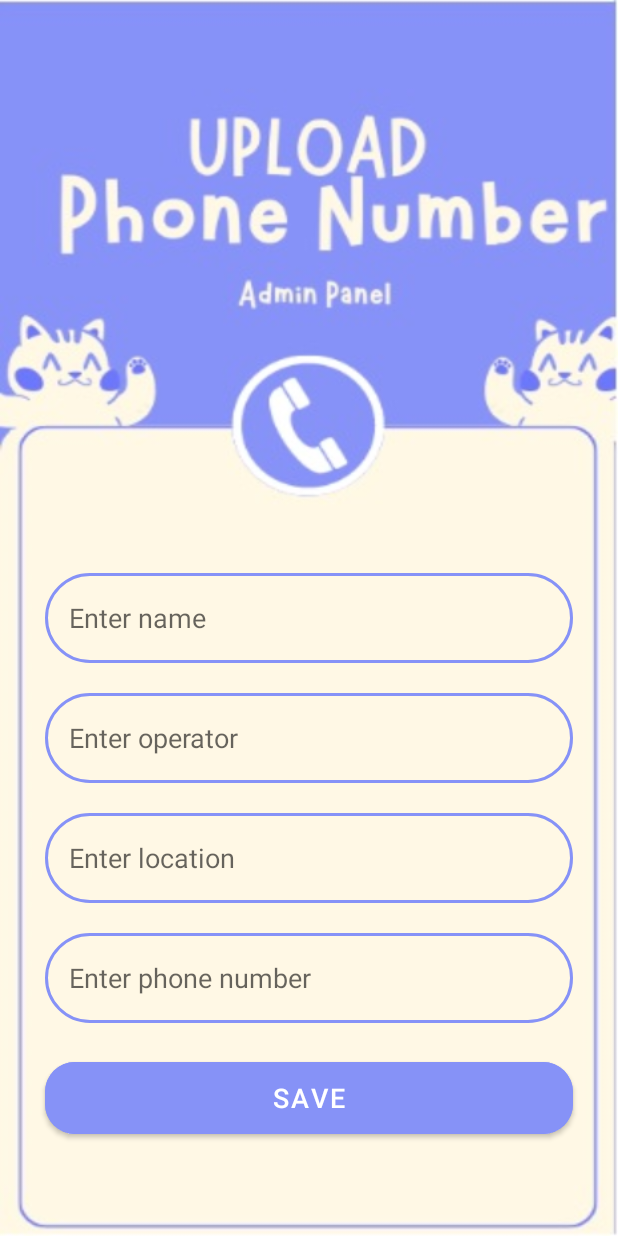
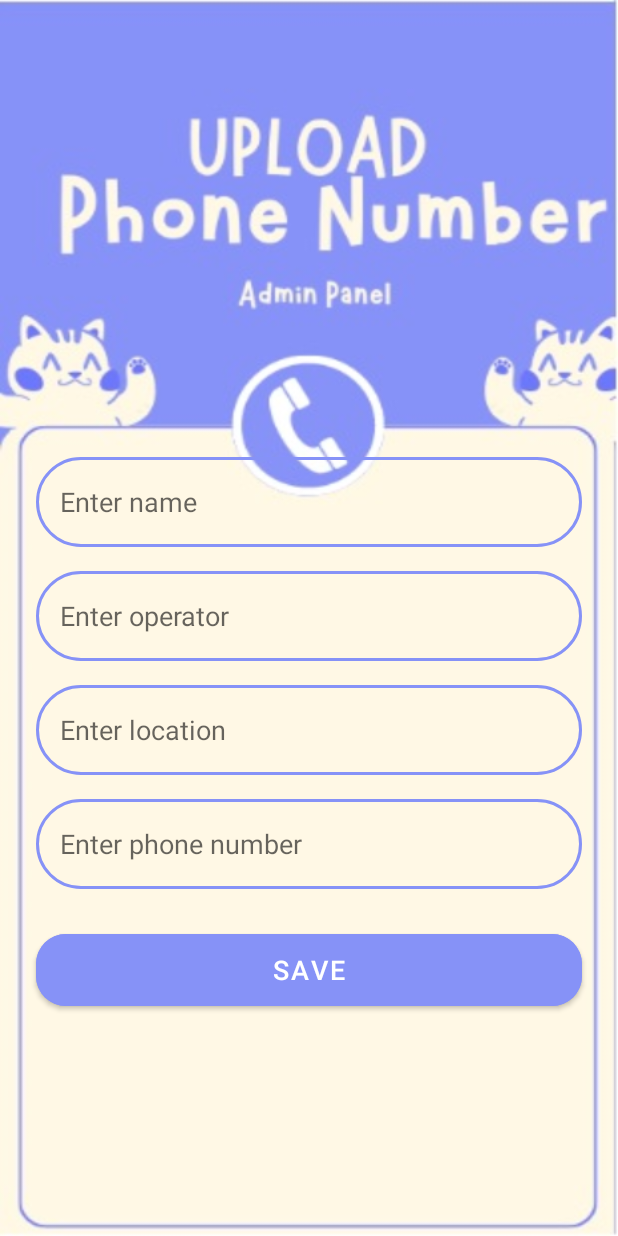
Before and after one commit to SAHS5/CRUDClient, an Android app: the UploadActivity screen opened directly, with no data from a screen before it, on a phone screen of 412 x 824 dp. Run offline under Robolectric (Android 15) with nearby library versions, the phone set to English and light mode, and no system bars; our stand-ins replace Firebase (no records; nobody signed in at launch, a user with empty details on screens opened directly).

Commit message:
Ajustes hechos en los layout y en el archivo MainActivity.kt

```diff
--- a/app/src/main/java/com/example/crudclient/MainActivity.kt
+++ b/app/src/main/java/com/example/crudclient/MainActivity.kt
@@ -15,6 +15,8 @@ class MainActivity : AppCompatActivity() {
 
     override fun onCreate(savedInstanceState: Bundle?) {
         super.onCreate(savedInstanceState)
+        getSupportActionBar()?.hide()
+        setContentView(R.layout.activity_main)
         binding = ActivityMainBinding.inflate(layoutInflater)
         setContentView(binding.root)
 
--- a/crudadmin/src/main/res/layout/activity_upload.xml
+++ b/crudadmin/src/main/res/layout/activity_upload.xml
@@ -1,87 +1,97 @@
 <?xml version="1.0" encoding="utf-8"?>
-<LinearLayout
+<androidx.constraintlayout.widget.ConstraintLayout
     xmlns:android="http://schemas.android.com/apk/res/android"
     xmlns:app="http://schemas.android.com/apk/res-auto"
     xmlns:tools="http://schemas.android.com/tools"
     android:layout_width="match_parent"
     android:layout_height="match_parent"
-    android:orientation="vertical"
-    android:gravity="center_vertical"
     android:background="@drawable/truecaller_section_2"
     tools:context="com.example.crudadminkot.UploadActivity">
 
-    <LinearLayout
-        android:layout_width="match_parent"
+    <androidx.constraintlayout.widget.Guideline
+        android:id="@+id/topGuideline"
+        android:layout_width="wrap_content"
         android:layout_height="wrap_content"
-        android:orientation="vertical"
-        android:layout_marginTop="300dp"
-        android:layout_gravity="center_horizontal"
-        android:padding="20dp">
+        android:orientation="horizontal"
+        app:layout_constraintGuide_percent="0.35" />
 
     <EditText
-            android:layout_width="match_parent"
+        android:id="@+id/uploadName"
+        android:layout_width="0dp"
         android:layout_height="60dp"
-            android:id="@+id/uploadName"
+        android:hint="Enter name"
         android:background="@drawable/lavender_border"
-            android:layout_marginTop="20dp"
         android:padding="16dp"
-            android:hint="Enter name"
-            android:layout_marginStart="10dp"
-            android:layout_marginEnd="10dp"
         android:gravity="start|center_vertical"
-            android:textColor="@color/lavender"/>
+        android:textColor="@color/lavender"
+        app:layout_constraintTop_toBottomOf="@id/topGuideline"
+        app:layout_constraintStart_toStartOf="parent"
+        app:layout_constraintEnd_toEndOf="parent"
+        android:layout_marginStart="24dp"
+        android:layout_marginEnd="24dp"
+        android:layout_marginTop="16dp"/>
 
     <EditText
-            android:layout_width="match_parent"
+        android:id="@+id/uploadOperator"
+        android:layout_width="0dp"
         android:layout_height="60dp"
-            android:id="@+id/uploadOperator"
+        android:hint="Enter operator"
         android:background="@drawable/lavender_border"
-            android:layout_marginTop="20dp"
         android:padding="16dp"
-            android:layout_marginStart="10dp"
-            android:layout_marginEnd="10dp"
-            android:hint="Enter operator"
         android:gravity="start|center_vertical"
-            android:textColor="@color/lavender"/>
+        android:textColor="@color/lavender"
+        app:layout_constraintTop_toBottomOf="@id/uploadName"
+        app:layout_constraintStart_toStartOf="parent"
+        app:layout_constraintEnd_toEndOf="parent"
+        android:layout_marginTop="16dp"
+        android:layout_marginStart="24dp"
+        android:layout_marginEnd="24dp"/>
 
     <EditText
-            android:layout_width="match_parent"
+        android:id="@+id/uploadLocation"
+        android:layout_width="0dp"
         android:layout_height="60dp"
-            android:id="@+id/uploadLocation"
+        android:hint="Enter location"
         android:background="@drawable/lavender_border"
-            android:layout_marginTop="20dp"
         android:padding="16dp"
-            android:layout_marginStart="10dp"
-            android:layout_marginEnd="10dp"
-            android:hint="Enter location"
         android:gravity="start|center_vertical"
-            android:textColor="@color/lavender"/>
+        android:textColor="@color/lavender"
+        app:layout_constraintTop_toBottomOf="@id/uploadOperator"
+        app:layout_constraintStart_toStartOf="parent"
+        app:layout_constraintEnd_toEndOf="parent"
+        android:layout_marginTop="16dp"
+        android:layout_marginStart="24dp"
+        android:layout_marginEnd="24dp"/>
 
     <EditText
-            android:layout_width="match_parent"
+        android:id="@+id/uploadPhone"
+        android:layout_width="0dp"
         android:layout_height="60dp"
-            android:id="@+id/uploadPhone"
+        android:hint="Enter phone number"
         android:background="@drawable/lavender_border"
-            android:layout_marginTop="20dp"
         android:padding="16dp"
-            android:layout_marginStart="10dp"
-            android:layout_marginEnd="10dp"
-            android:hint="Enter phone number"
         android:gravity="start|center_vertical"
-            android:textColor="@color/lavender"/>
+        android:textColor="@color/lavender"
+        app:layout_constraintTop_toBottomOf="@id/uploadLocation"
+        app:layout_constraintStart_toStartOf="parent"
+        app:layout_constraintEnd_toEndOf="parent"
+        android:layout_marginTop="16dp"
+        android:layout_marginStart="24dp"
+        android:layout_marginEnd="24dp"/>
 
     <Button
-            android:layout_width="match_parent"
+        android:id="@+id/saveButton"
+        android:layout_width="0dp"
         android:layout_height="60dp"
         android:text="Save"
-            android:id="@+id/saveButton"
         android:textSize="18sp"
-            android:layout_marginTop="20dp"
-            android:layout_marginStart="10dp"
-            android:layout_marginEnd="10dp"
         android:backgroundTint="@color/lavender"
-            app:cornerRadius = "20dp"/>
+        app:cornerRadius="20dp"
+        app:layout_constraintTop_toBottomOf="@id/uploadPhone"
+        app:layout_constraintStart_toStartOf="parent"
+        app:layout_constraintEnd_toEndOf="parent"
+        android:layout_marginTop="24dp"
+        android:layout_marginStart="24dp"
+        android:layout_marginEnd="24dp"/>
 
-    </LinearLayout>
-
-</LinearLayout>
+</androidx.constraintlayout.widget.ConstraintLayout>
```
Also changed, not shown: app/src/main/res/layout/activity_main.xml (+85 -95 lines), crudadmin/src/main/res/layout/activity_delete.xml (+28 -27 lines), crudadmin/src/main/res/layout/activity_main.xml (+36 -38 lines), crudadmin/src/main/res/layout/activity_update.xml (+55 -45 lines). Lines whose indentation alone changed are shown as unchanged.
